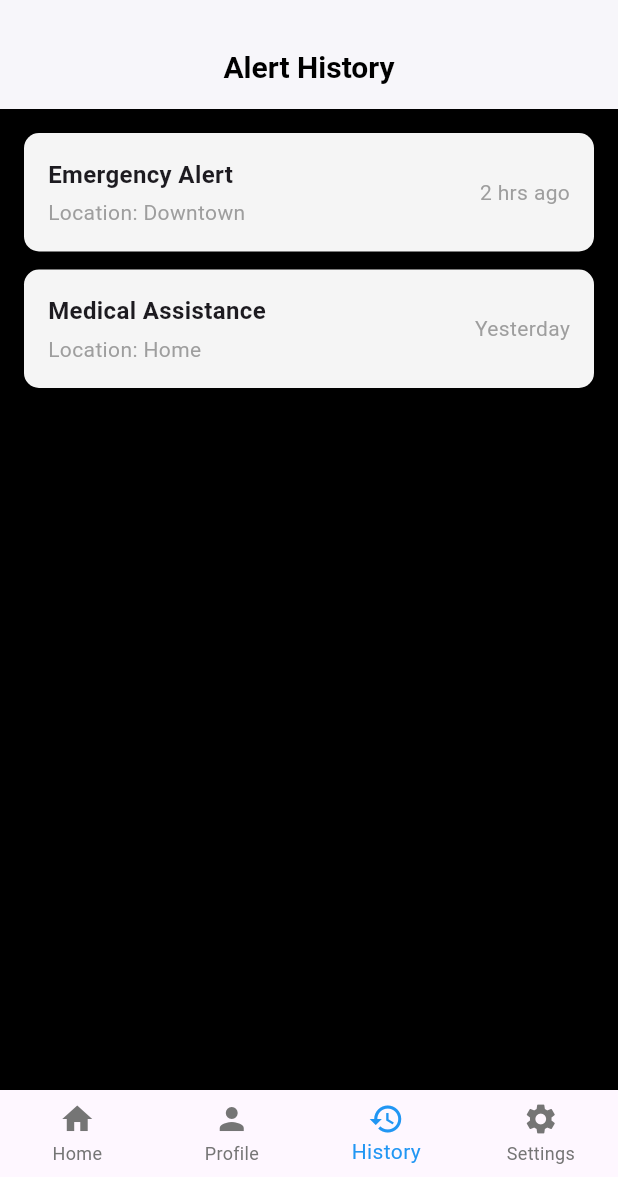
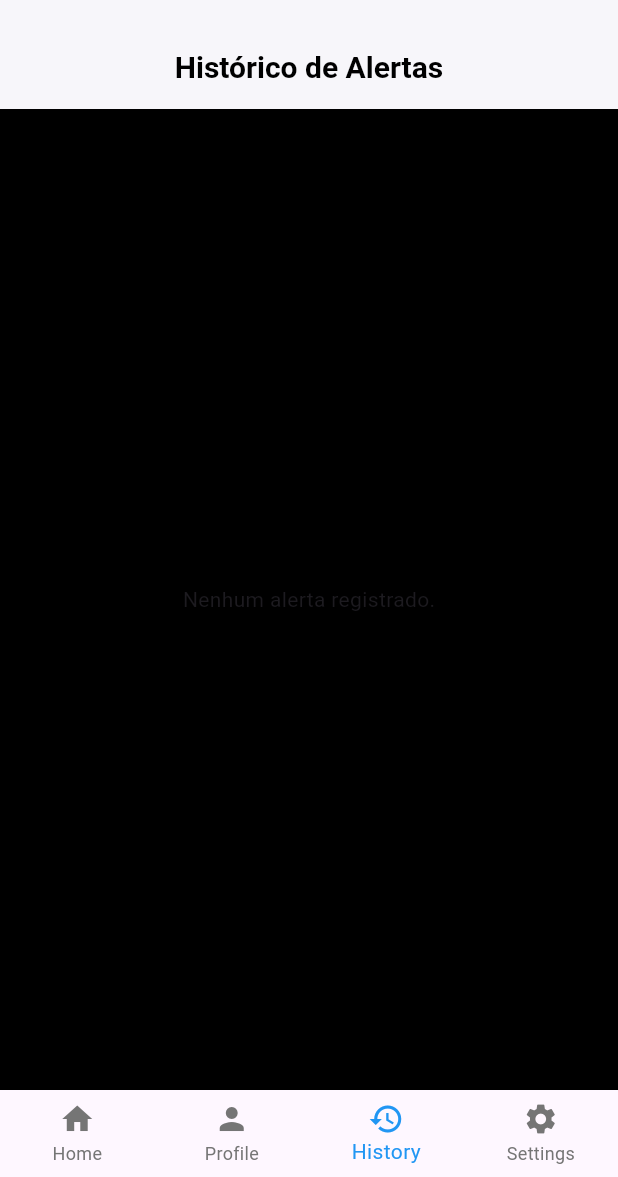
Before and after one commit to KarlaLorrane/guardian_angel_v1, a Flutter app: the screen it shows after launch, item 3 of the bottom bar chosen, on a phone screen of 412 x 824 dp, the part 59-1236 px from its top. Run offline on Flutter 3.47's test engine with Material 3 defaults, Android fonts, the phone set to English and light mode, and no system bars; our stand-ins replace battery_plus, camera, geocoding, geolocator, hive, hive_flutter and 2 more; missing offline and left inert: flutter_email_sender; accounts and stored records are empty.

Commit message:
alerts are being saved and read by device mem

```diff
--- a/lib/alert_model.dart
+++ b/lib/alert_model.dart
@@ -6,26 +6,36 @@ part 'alert_model.g.dart';
 class Alert extends HiveObject {
   @HiveField(0)
   DateTime emergencyId;
+
   @HiveField(1)
   String dateTime;
+
   @HiveField(2)
   String locationUrl;
+
   @HiveField(3)
   String photos;
-  // @HiveField(4)
-  // String video;
+
+  @HiveField(4)
+  String message;
+
   @HiveField(5)
-  String message;
+  String batteryLevel;
+
   @HiveField(6)
-  String batteryLevel;
+  double latitude;
+
+  @HiveField(7)
+  double longitude;
 
   Alert({
     required this.emergencyId,
     required this.dateTime,
     required this.locationUrl,
     required this.photos,
-    // required this.video,
     required this.message,
     required this.batteryLevel,
-    });
+    required this.latitude,
+    required this.longitude,
+  });
 }
--- a/lib/historypage.dart
+++ b/lib/historypage.dart
@@ -1,32 +1,45 @@
 import 'package:flutter/material.dart';
+import 'package:hive_flutter/hive_flutter.dart';
+import 'alert_model.dart';
+import 'package:intl/intl.dart'; // Para formatar data
+import 'package:geocoding/geocoding.dart';
+
+// Função para converter coordenadas em cidade e país
+Future<String> getCityCountry(double lat, double lng) async {
+  try {
+    final placemarks = await placemarkFromCoordinates(lat, lng);
+    if (placemarks.isNotEmpty) {
+      final place = placemarks.first;
+      return '${place.locality ?? ''}, ${place.country ?? ''}';
+    }
+  } catch (_) {}
+  return 'Localização desconhecida';
+}
 
 class HistoryPage extends StatelessWidget {
   const HistoryPage({super.key});
 
   @override
   Widget build(BuildContext context) {
-    final List<Map<String, String>> alerts = [
-      {
-        'title': 'Emergency Alert',
-        'location': 'Downtown',
-        'time': '2 hrs ago',
-      },
-      {
-        'title': 'Medical Assistance',
-        'location': 'Home',
-        'time': 'Yesterday',
-      },
-    ];
+    final alertsBox = Hive.box<Alert>('alertsBox');
 
     return Scaffold(
       appBar: AppBar(
-        title: const Text('Alert History'),
+        title: const Text('Histórico de Alertas'),
       ),
-      body: ListView.builder(
+      body: ValueListenableBuilder(
+        valueListenable: alertsBox.listenable(),
+        builder: (context, Box<Alert> box, _) {
+          if (box.isEmpty) {
+            return const Center(child: Text('Nenhum alerta registrado.'));
+          }
+          return ListView.builder(
             padding: const EdgeInsets.all(16),
-        itemCount: alerts.length,
+            itemCount: box.length,
             itemBuilder: (context, index) {
-          final alert = alerts[index];
+              final alert = box.getAt(index);
+              // Formata a data
+              final date = DateFormat('dd/MM/yyyy HH:mm').format(DateTime.parse(alert!.dateTime));
               return Card(
                 margin: const EdgeInsets.only(bottom: 12),
                 color: Colors.grey[100],
@@ -34,30 +47,30 @@ class HistoryPage extends StatelessWidget {
                 shape: RoundedRectangleBorder(borderRadius: BorderRadius.circular(10)),
                 child: Padding(
                   padding: const EdgeInsets.all(16),
-              child: Row(
-                mainAxisAlignment: MainAxisAlignment.spaceBetween,
-                children: [
-                  // Detalhes do alerta
-                  Column(
+                  child: Column(
                     crossAxisAlignment: CrossAxisAlignment.start,
                     children: [
                       Text(
-                        alert['title']!,
+                        'Alerta em: $date',
                         style: const TextStyle(
                           fontSize: 16,
                           fontWeight: FontWeight.bold,
                         ),
                       ),
                       const SizedBox(height: 4),
+                      FutureBuilder<String>(
+                        future: getCityCountry(alert.latitude, alert.longitude),
+                        builder: (context, snapshot) {
+                          final localizacao = snapshot.data ?? 'Carregando...';
+                          return Text(
+                            'Localização: $localizacao',
+                            style: const TextStyle(color: Colors.grey),
+                          );
+                        },
+                      ),
+                      const SizedBox(height: 4),
                       Text(
-                        'Location: ${alert['location']}',
-                        style: const TextStyle(color: Colors.grey),
-                      ),
-                    ],
-                  ),
-                  // Tempo
-                  Text(
-                    alert['time']!,
+                        'Bateria: ${alert.batteryLevel}%',
                         style: const TextStyle(color: Colors.grey),
                       ),
                     ],
@@ -65,6 +78,8 @@ class HistoryPage extends StatelessWidget {
                 ),
               );
             },
+          );
+        },
       ),
     );
   }
--- a/lib/main.dart
+++ b/lib/main.dart
@@ -33,7 +33,7 @@ Future<void> main() async {
   Hive.registerAdapter(ContactAdapter());
   await Hive.openBox<Contact>('contactsBox');
   Hive.registerAdapter(AlertAdapter());
-await Hive.openBox<Alert>('alertsBox');
+  await Hive.openBox<Alert>('alertsBox');
 
   // Inicializa câmeras
   final cameras = await availableCameras();
@@ -340,6 +340,8 @@ class SosService {
         // video: video.path,
         message: msg,
         batteryLevel: '$battery%',
+        latitude: pos.latitude,
+        longitude: pos.longitude,
       ));
 
       //verificar se foram salvos
--- a/pubspec.yaml
+++ b/pubspec.yaml
@@ -15,6 +15,7 @@ dependencies:
   hive_flutter: ^1.1.0
 
   cupertino_icons: ^1.0.8
+  intl: ^0.19.0
 
   # Acelerometro
   sensors_plus: ^3.0.0
@@ -26,7 +27,7 @@ dependencies:
   flutter_email_sender: ^6.0.0    # para enviar e‐mail
   url_launcher: ^6.1.7            # para abrir SMS / WhatsApp
   battery_plus: ^6.2.1            # para obter o nível da bateria
-
+  geocoding: ^3.0.0               # para obter o endereço a partir do GPS
 dev_dependencies:
   flutter_test:
     sdk: flutter
```
Also changed, not shown: lib/alert_model.g.dart, pubspec.lock. Lines whose indentation alone changed are shown as unchanged.
